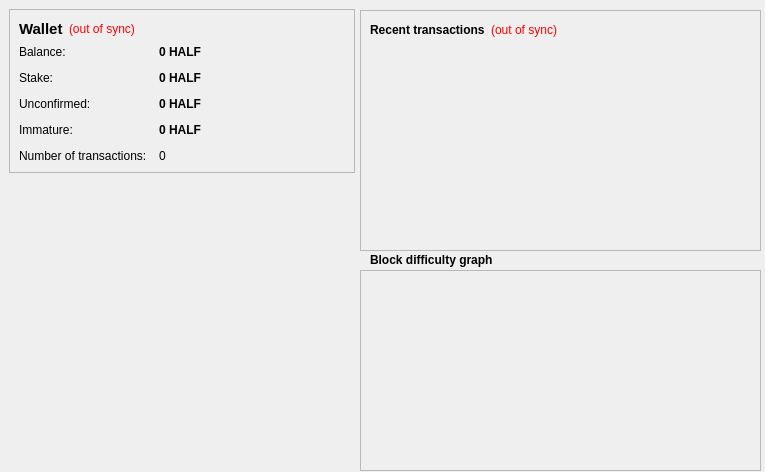
Old version of the form src/qt/forms/overviewpage.ui in the repository CryptoCoderz/HalfMoon.
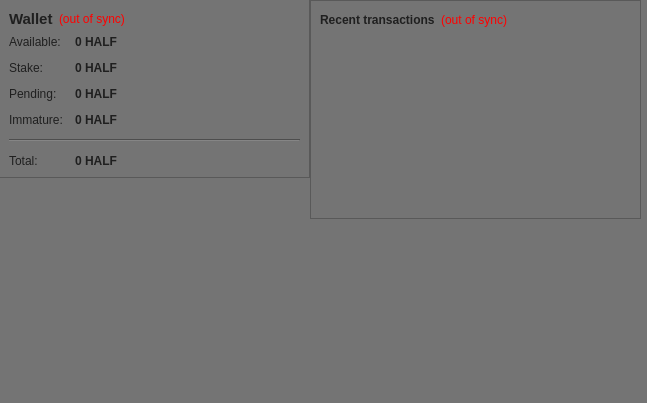
New version of the form. Icons and pictures are not drawn. Custom widgets are drawn as their Qt base class.

Diff of the .ui file:
```diff
--- a/src/qt/forms/overviewpage.ui
+++ b/src/qt/forms/overviewpage.ui
@@ -6,165 +6,49 @@
    <rect>
     <x>0</x>
     <y>0</y>
-    <width>765</width>
-    <height>472</height>
+    <width>647</width>
+    <height>403</height>
    </rect>
   </property>
   <property name="windowTitle">
    <string>Form</string>
   </property>
-  <widget class="QWidget" name="verticalLayoutWidget">
+  <property name="styleSheet">
+   <string notr="true">background-color: rgb(116, 116, 116);
+color: rgb(31, 31, 31);</string>
+  </property>
+  <widget class="QLabel" name="label_2">
    <property name="geometry">
     <rect>
-     <x>360</x>
-     <y>10</y>
-     <width>401</width>
-     <height>241</height>
+     <x>0</x>
+     <y>250</y>
+     <width>181</width>
+     <height>111</height>
     </rect>
    </property>
-   <layout class="QVBoxLayout" name="verticalLayout_3">
-    <item>
-     <widget class="QFrame" name="frame_2">
-      <property name="frameShape">
-       <enum>QFrame::StyledPanel</enum>
-      </property>
-      <property name="frameShadow">
-       <enum>QFrame::Raised</enum>
-      </property>
-      <layout class="QVBoxLayout" name="verticalLayout">
-       <item>
-        <layout class="QHBoxLayout" name="horizontalLayout_2">
-         <item>
-          <widget class="QLabel" name="label_4">
-           <property name="text">
-            <string>&lt;b&gt;Recent transactions&lt;/b&gt;</string>
-           </property>
-          </widget>
-         </item>
-         <item>
-          <widget class="QLabel" name="labelTransactionsStatus">
-           <property name="toolTip">
-            <string>The displayed information may be out of date. Your wallet automatically synchronizes with the HalfMoon network after a connection is established, but this process has not completed yet.</string>
-           </property>
-           <property name="styleSheet">
-            <string notr="true">QLabel { color: red; }</string>
-           </property>
-           <property name="text">
-            <string notr="true">(out of sync)</string>
-           </property>
-           <property name="alignment">
-            <set>Qt::AlignRight|Qt::AlignTrailing|Qt::AlignVCenter</set>
-           </property>
-          </widget>
-         </item>
-         <item>
-          <spacer name="horizontalSpacer">
-           <property name="orientation">
-            <enum>Qt::Horizontal</enum>
-           </property>
-           <property name="sizeHint" stdset="0">
-            <size>
-             <width>40</width>
-             <height>20</height>
-            </size>
-           </property>
-          </spacer>
-         </item>
-        </layout>
-       </item>
-       <item>
-        <widget class="QListView" name="listTransactions">
-         <property name="styleSheet">
-          <string notr="true">QListView { background: transparent; }</string>
-         </property>
-         <property name="frameShape">
-          <enum>QFrame::NoFrame</enum>
-         </property>
-         <property name="verticalScrollBarPolicy">
-          <enum>Qt::ScrollBarAlwaysOff</enum>
-         </property>
-         <property name="horizontalScrollBarPolicy">
-          <enum>Qt::ScrollBarAlwaysOff</enum>
-         </property>
-         <property name="selectionMode">
-          <enum>QAbstractItemView::NoSelection</enum>
-         </property>
-        </widget>
-       </item>
-       <item>
-        <spacer name="verticalSpacer_2">
-         <property name="orientation">
-          <enum>Qt::Vertical</enum>
-         </property>
-         <property name="sizeHint" stdset="0">
-          <size>
-           <width>20</width>
-           <height>40</height>
-          </size>
-         </property>
-        </spacer>
-       </item>
-      </layout>
-     </widget>
-    </item>
-   </layout>
-  </widget>
-  <widget class="QFrame" name="diffplotframe">
-   <property name="geometry">
-    <rect>
-     <x>360</x>
-     <y>270</y>
-     <width>401</width>
-     <height>201</height>
-    </rect>
+   <property name="text">
+    <string/>
    </property>
-   <property name="frameShape">
-    <enum>QFrame::StyledPanel</enum>
+   <property name="pixmap">
+    <pixmap resource="../bitcoin.qrc">:/images/wallet</pixmap>
    </property>
-   <property name="frameShadow">
-    <enum>QFrame::Raised</enum>
-   </property>
-   <layout class="QVBoxLayout" name="verticalLayout_5">
-    <property name="leftMargin">
-     <number>1</number>
-    </property>
-    <property name="topMargin">
-     <number>1</number>
-    </property>
-    <property name="rightMargin">
-     <number>1</number>
-    </property>
-    <property name="bottomMargin">
-     <number>1</number>
-    </property>
-    <item>
-     <layout class="QHBoxLayout" name="horizontalLayout_3">
-      <item>
-       <widget class="QCustomPlot" name="diffplot" native="true">
-        <property name="minimumSize">
-         <size>
-          <width>450</width>
-          <height>200</height>
-         </size>
-        </property>
-       </widget>
-      </item>
-     </layout>
-    </item>
-   </layout>
   </widget>
   <widget class="QWidget" name="layoutWidget">
    <property name="geometry">
     <rect>
-     <x>9</x>
-     <y>9</y>
-     <width>346</width>
-     <height>441</height>
+     <x>-1</x>
+     <y>-1</y>
+     <width>311</width>
+     <height>241</height>
     </rect>
    </property>
    <layout class="QVBoxLayout" name="verticalLayout_2">
     <item>
      <widget class="QFrame" name="frame">
+      <property name="styleSheet">
+       <string notr="true">background-color: rgb(116, 116, 116);
+color: rgb(31, 31, 31);</string>
+      </property>
       <property name="frameShape">
        <enum>QFrame::StyledPanel</enum>
       </property>
@@ -183,6 +67,10 @@
              <bold>true</bold>
             </font>
            </property>
+           <property name="styleSheet">
+            <string notr="true">background-color: rgb(116, 116, 116);
+color: rgb(31, 31, 31);</string>
+           </property>
            <property name="text">
             <string>Wallet</string>
            </property>
@@ -233,7 +121,7 @@
          <item row="0" column="0">
           <widget class="QLabel" name="label">
            <property name="text">
-            <string>Balance:</string>
+            <string>Available:</string>
            </property>
           </widget>
          </item>
@@ -291,7 +179,7 @@
          <item row="2" column="0">
           <widget class="QLabel" name="label_3">
            <property name="text">
-            <string>Unconfirmed:</string>
+            <string>Pending:</string>
            </property>
           </widget>
          </item>
@@ -343,20 +231,39 @@
            </property>
           </widget>
          </item>
-         <item row="4" column="0">
-          <widget class="QLabel" name="label_2">
+         <item row="4" column="0" colspan="2">
+          <widget class="Line" name="line">
+           <property name="orientation">
+            <enum>Qt::Horizontal</enum>
+           </property>
+          </widget>
+         </item>
+         <item row="5" column="0">
+          <widget class="QLabel" name="labelTotalText">
            <property name="text">
-            <string>Number of transactions:</string>
+            <string>Total:</string>
            </property>
           </widget>
          </item>
-         <item row="4" column="1">
-          <widget class="QLabel" name="labelNumTransactions">
+         <item row="5" column="1">
+          <widget class="QLabel" name="labelTotal">
+           <property name="font">
+            <font>
+             <weight>75</weight>
+             <bold>true</bold>
+            </font>
+           </property>
+           <property name="cursor">
+            <cursorShape>IBeamCursor</cursorShape>
+           </property>
            <property name="toolTip">
             <string>Total number of transactions in wallet</string>
            </property>
            <property name="text">
-            <string notr="true">0</string>
+            <string notr="true">0 HALF</string>
+           </property>
+           <property name="textInteractionFlags">
+            <set>Qt::LinksAccessibleByMouse|Qt::TextSelectableByKeyboard|Qt::TextSelectableByMouse</set>
            </property>
           </widget>
          </item>
@@ -378,27 +285,96 @@
       </property>
      </spacer>
     </item>
+   </layout>
+  </widget>
+  <widget class="QWidget" name="layoutWidget">
+   <property name="geometry">
+    <rect>
+     <x>310</x>
+     <y>0</y>
+     <width>331</width>
+     <height>241</height>
+    </rect>
+   </property>
+   <layout class="QVBoxLayout" name="verticalLayout_3">
     <item>
-     <widget class="QLabel" name="label_61">
-      <property name="text">
-       <string/>
+     <widget class="QFrame" name="frame_2">
+      <property name="styleSheet">
+       <string notr="true">background-color: rgb(116, 116, 116);
+color: rgb(31, 31, 31);</string>
       </property>
-      <property name="pixmap">
-       <pixmap resource="../bitcoin.qrc">:/images/backg</pixmap>
+      <property name="frameShape">
+       <enum>QFrame::StyledPanel</enum>
       </property>
-      <property name="scaledContents">
-       <bool>false</bool>
+      <property name="frameShadow">
+       <enum>QFrame::Raised</enum>
       </property>
-      <property name="alignment">
-       <set>Qt::AlignCenter</set>
-      </property>
-      <property name="margin">
-       <number>-2</number>
-      </property>
+      <layout class="QVBoxLayout" name="verticalLayout">
+       <item>
+        <layout class="QHBoxLayout" name="horizontalLayout_2">
+         <item>
+          <widget class="QLabel" name="label_4">
+           <property name="text">
+            <string>&lt;b&gt;Recent transactions&lt;/b&gt;</string>
+           </property>
+          </widget>
+         </item>
+         <item>
+          <widget class="QLabel" name="labelTransactionsStatus">
+           <property name="toolTip">
+            <string>The displayed information may be out of date. Your wallet automatically synchronizes with the HalfMoon network after a connection is established, but this process has not completed yet.</string>
+           </property>
+           <property name="styleSheet">
+            <string notr="true">QLabel { color: red; }</string>
+           </property>
+           <property name="text">
+            <string notr="true">(out of sync)</string>
+           </property>
+           <property name="alignment">
+            <set>Qt::AlignRight|Qt::AlignTrailing|Qt::AlignVCenter</set>
+           </property>
+          </widget>
+         </item>
+         <item>
+          <spacer name="horizontalSpacer">
+           <property name="orientation">
+            <enum>Qt::Horizontal</enum>
+           </property>
+           <property name="sizeHint" stdset="0">
+            <size>
+             <width>40</width>
+             <height>20</height>
+            </size>
+           </property>
+          </spacer>
+         </item>
+        </layout>
+       </item>
+       <item>
+        <widget class="QListView" name="listTransactions">
+         <property name="styleSheet">
+          <string notr="true">QListView { background: transparent; }
+color: rgb(166, 124, 82);</string>
+         </property>
+         <property name="frameShape">
+          <enum>QFrame::NoFrame</enum>
+         </property>
+         <property name="verticalScrollBarPolicy">
+          <enum>Qt::ScrollBarAlwaysOff</enum>
+         </property>
+         <property name="horizontalScrollBarPolicy">
+          <enum>Qt::ScrollBarAlwaysOff</enum>
+         </property>
+         <property name="selectionMode">
+          <enum>QAbstractItemView::NoSelection</enum>
+         </property>
+        </widget>
+       </item>
+      </layout>
      </widget>
     </item>
     <item>
-     <spacer name="verticalSpacer_3">
+     <spacer name="verticalSpacer_2">
       <property name="orientation">
        <enum>Qt::Vertical</enum>
       </property>
@@ -412,34 +388,7 @@
     </item>
    </layout>
   </widget>
-  <widget class="QLabel" name="label_7">
-   <property name="geometry">
-    <rect>
-     <x>370</x>
-     <y>250</y>
-     <width>211</width>
-     <height>20</height>
-    </rect>
-   </property>
-   <property name="font">
-    <font>
-     <weight>75</weight>
-     <bold>true</bold>
-    </font>
-   </property>
-   <property name="text">
-    <string>Block difficulty graph</string>
-   </property>
-  </widget>
  </widget>
- <customwidgets>
-  <customwidget>
-   <class>QCustomPlot</class>
-   <extends>QWidget</extends>
-   <header>qt/qcustomplot.h</header>
-   <container>1</container>
-  </customwidget>
- </customwidgets>
  <resources>
   <include location="../bitcoin.qrc"/>
  </resources>
```
Left out of the diff: 4 changed lines with no effect on the pictures.
